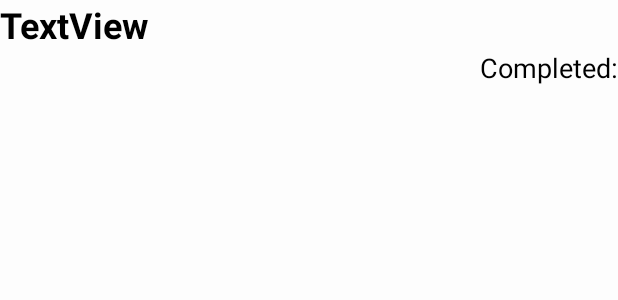
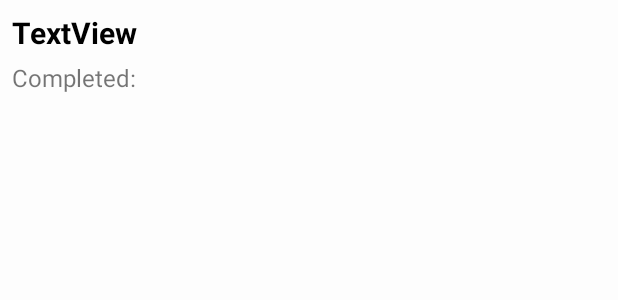
Before and after one commit to tk4218/GroceryListR, an Android app: the layout listview_grocerylist_history.xml on its own in the app's theme, with its tools: preview values and no code run, on a phone screen of 412 x 824 dp. Shown: the top 300 px of the screen. Run offline under Robolectric (Android 15) with nearby library versions, the light colour scheme and no system bars; network calls fail.

```diff
--- a/app/src/main/java/com/tk4218/grocerylistr/Adapters/GroceryListHistoryAdapter.java
+++ b/app/src/main/java/com/tk4218/grocerylistr/Adapters/GroceryListHistoryAdapter.java
@@ -66,13 +66,13 @@ public class GroceryListHistoryAdapter extends RecyclerView.Adapter<GroceryListH
     }
 
     class ViewHolder extends RecyclerView.ViewHolder implements View.OnClickListener {
-
         TextView groceryListItem;
         TextView groceryListCompleted;
         GroceryList groceryList;
+
         ViewHolder(View itemView){
             super(itemView);
-            groceryListItem = (TextView) itemView.findViewById(R.id.item_grocerylist_item);
+            groceryListItem = (TextView) itemView.findViewById(R.id.item_grocerylist);
             groceryListCompleted = (TextView) itemView.findViewById(R.id.item_grocerylist_completed);
             itemView.setOnClickListener(this);
         }
--- a/app/src/main/java/com/tk4218/grocerylistr/GroceryListHistoryActivity.java
+++ b/app/src/main/java/com/tk4218/grocerylistr/GroceryListHistoryActivity.java
@@ -29,8 +29,6 @@ public class GroceryListHistoryActivity extends AppCompatActivity {
         setContentView(R.layout.activity_grocery_list_history);
         Toolbar toolbar = (Toolbar) findViewById(R.id.toolbar);
         setSupportActionBar(toolbar);
-
-        toolbar.setTitle("Grocery List History");
 
         mGroceryListHistory = (RecyclerView) findViewById(R.id.grocerylist_history_list);
         mGroceryListHistory.setLayoutManager(new LinearLayoutManager(this));
--- a/app/src/main/res/layout/listview_grocerylist_history.xml
+++ b/app/src/main/res/layout/listview_grocerylist_history.xml
@@ -1,7 +1,9 @@
 <?xml version="1.0" encoding="utf-8"?>
 <LinearLayout xmlns:android="http://schemas.android.com/apk/res/android"
-    android:orientation="vertical" android:layout_width="match_parent"
-    android:layout_height="match_parent">
+    android:layout_width="match_parent"
+    android:layout_height="wrap_content"
+    android:orientation="vertical"
+    android:padding="8dp">
 
     <TextView
         android:id="@+id/item_grocerylist"
@@ -9,15 +11,14 @@
         android:layout_height="wrap_content"
         android:text="TextView"
         android:textColor="@android:color/black"
-        android:textSize="24sp"
+        android:textSize="20sp"
         android:textStyle="bold" />
 
     <TextView
         android:id="@+id/item_grocerylist_completed"
         android:layout_width="match_parent"
         android:layout_height="wrap_content"
-        android:gravity="right"
+        android:layout_marginTop="5dp"
         android:text="Completed:"
-        android:textColor="@android:color/black"
-        android:textSize="18sp" />
+        android:textSize="16sp" />
 </LinearLayout>
--- a/app/src/main/res/values/strings.xml
+++ b/app/src/main/res/values/strings.xml
@@ -75,5 +75,5 @@
     <string name="recipe_last_made">Recipe Last Made</string>
     <string name="navigation_drawer_open">Open navigation drawer</string>
     <string name="navigation_drawer_close">Close navigation drawer</string>
-    <string name="title_activity_grocery_list_history">GroceryListHistoryActivity</string>
+    <string name="title_activity_grocery_list_history">Grocery List History</string>
 </resources>
```
Also changed, not shown: app/src/main/java/com/tk4218/grocerylistr/Adapters/GroceryListAdapter.java (+14 -11 lines), app/src/main/java/com/tk4218/grocerylistr/Database/QueryBuilder.java (+0 -7 lines), app/src/main/java/com/tk4218/grocerylistr/Model/GroceryList.java (+10 -0 lines).
